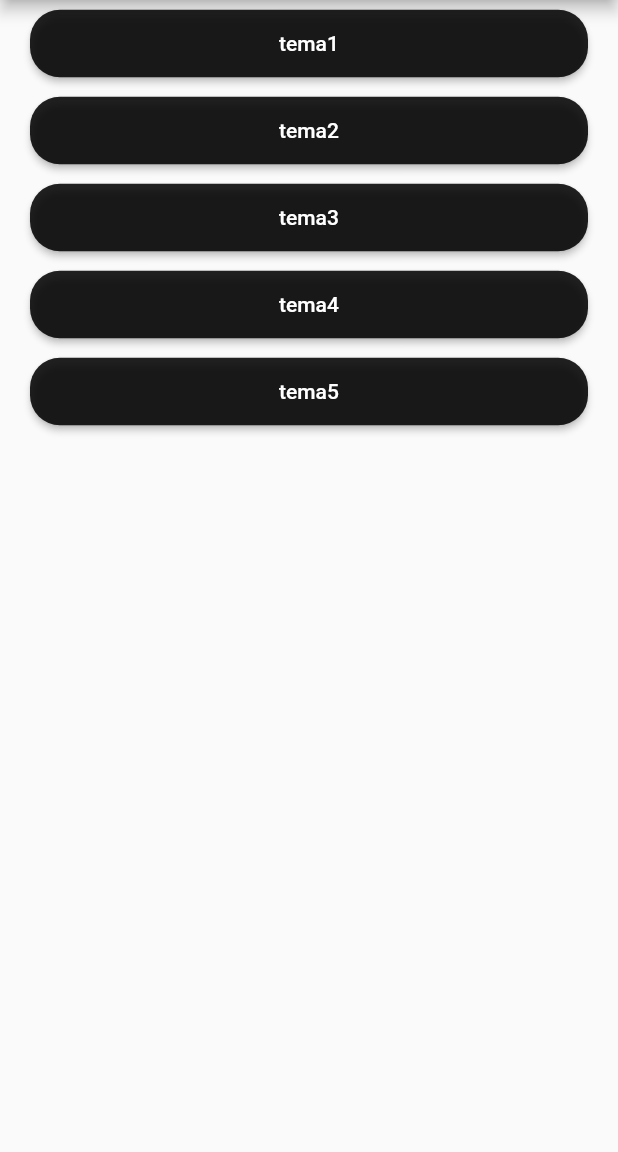
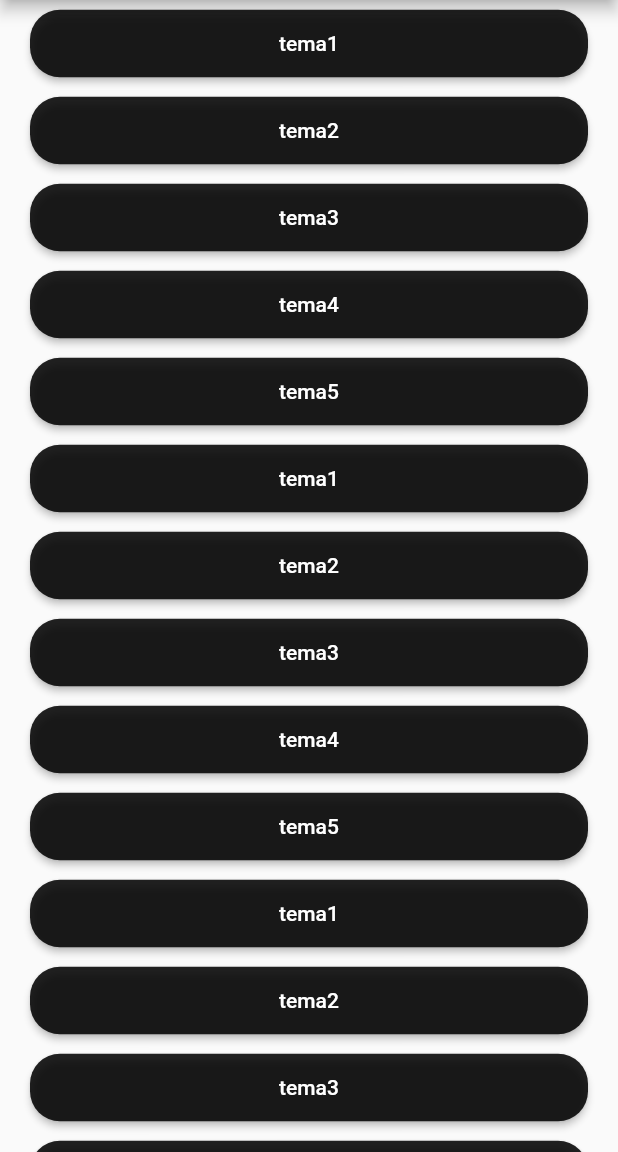
Before and after one commit to FEUP-ESOF-2020-21/open-cx-t5g1-wevotewetalk, a Flutter app: the MainMenu screen opened directly, after a tap on "Join Talks", on a phone screen of 412 x 824 dp, the part 84-1236 px from its top. Run offline on Flutter 3.47's test engine with Material 2 defaults, Android fonts, the phone set to English and light mode, and no system bars.

Commit message:
prototype: added sign out and changed talsOverview

```diff
--- a/WeVoteWeTalk/we_vote_we_talk/lib/MainMenu.dart
+++ b/WeVoteWeTalk/we_vote_we_talk/lib/MainMenu.dart
@@ -3,6 +3,7 @@ import 'package:flutter/material.dart';
 import 'Brainstorm.dart';
 import 'GenericWidgets.dart';
 import 'ModeratorOptions.dart';
+import 'StartPage.dart';
 import 'TalksOverview.dart';
 import 'Vote.dart';
 
@@ -32,6 +33,7 @@ class _MainMenuState extends State<MainMenu> {
     list.add(button('Brainstorm', navigateToBrainstorm));
     list.add(button('Vote', navigateToVote));
     list.add(button('Join Talks', navigateToTalks));
+    list.add(button('Sign Out', navigateToStartPage));
     return list;
   }
 
@@ -41,6 +43,7 @@ class _MainMenuState extends State<MainMenu> {
     list.add(button('Vote', navigateToVote));
     list.add(button('Join Talks', navigateToTalks));
     list.add(button('Moderator Options', navigateToModeratorOptions));
+    list.add(button('Sign Out', navigateToStartPage));
     return list;
   }
 
@@ -60,4 +63,8 @@ class _MainMenuState extends State<MainMenu> {
     Navigator.push(context, MaterialPageRoute(builder: (context) => ModeratorOptions()));
   }
 
+  Future navigateToStartPage() async {
+    Navigator.pushAndRemoveUntil(context, MaterialPageRoute(builder: (context) => StartPage()), (Route<dynamic> route) => false);
+  }
+
 }
--- a/WeVoteWeTalk/we_vote_we_talk/lib/TalksOverview.dart
+++ b/WeVoteWeTalk/we_vote_we_talk/lib/TalksOverview.dart
@@ -17,6 +17,16 @@ class _TalksOverviewState extends State<TalksOverview> {
     talks.add("tema3");
     talks.add("tema4");
     talks.add("tema5");
+    talks.add("tema1");
+    talks.add("tema2");
+    talks.add("tema3");
+    talks.add("tema4");
+    talks.add("tema5");
+    talks.add("tema1");
+    talks.add("tema2");
+    talks.add("tema3");
+    talks.add("tema4");
+    talks.add("tema5");
   }
 
   @override
@@ -27,6 +37,7 @@ class _TalksOverviewState extends State<TalksOverview> {
         ),
         body: Center(
             child: ListView(
+              shrinkWrap: true,
               children: getListTalks(),
             )
         )
```
